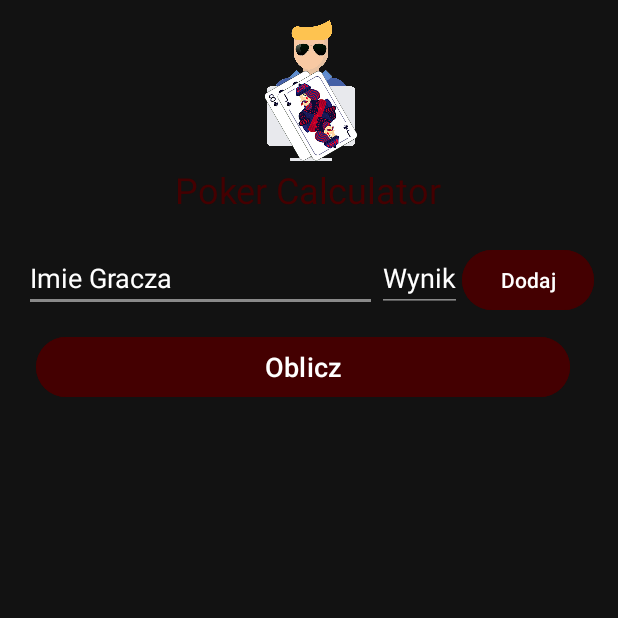
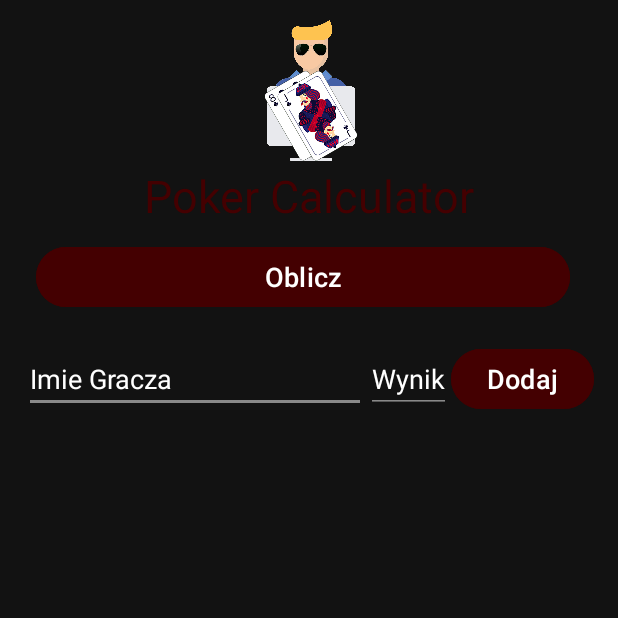
Before and after one commit to PejperO/PokerCalculator, an Android app: the screen it shows after launch (MainActivity), on a phone screen of 412 x 824 dp, the top half of it. Run offline under Robolectric (Android 15) with nearby library versions, the phone set to English and light mode, and no system bars.

Commit message:
comma error repair + cosmetics

```diff
--- a/app/src/main/java/com/example/pokercalculator/MainActivity.kt
+++ b/app/src/main/java/com/example/pokercalculator/MainActivity.kt
@@ -1,5 +1,6 @@
 package com.example.pokercalculator
 
+import android.annotation.SuppressLint
 import android.content.ClipData
 import android.content.ClipboardManager
 import android.content.Context
@@ -12,6 +13,7 @@ import androidx.appcompat.app.AppCompatActivity
 import androidx.recyclerview.widget.LinearLayoutManager
 import androidx.recyclerview.widget.RecyclerView
 import java.util.*
+import kotlin.math.abs
 
 class MainActivity : AppCompatActivity() {
 
@@ -22,6 +24,7 @@ class MainActivity : AppCompatActivity() {
     private lateinit var recyclerView: RecyclerView
     private lateinit var adapter: PlayerAdapter
 
+    @SuppressLint("NotifyDataSetChanged")
     override fun onCreate(savedInstanceState: Bundle?) {
         super.onCreate(savedInstanceState)
         setContentView(R.layout.activity_main)
@@ -123,7 +126,7 @@ class MainActivity : AppCompatActivity() {
             sum += value
         }
 
-        val deviation = Math.abs(sum)
+        val deviation = abs(sum)
         return if (sum == 0.0) {
             ""
         } else {
--- a/app/src/main/java/com/example/pokercalculator/PlayerAdapter.kt
+++ b/app/src/main/java/com/example/pokercalculator/PlayerAdapter.kt
@@ -47,7 +47,8 @@ class PlayerAdapter(private val players: MutableList<String>, private val balanc
 
         fun bind(player: String, balance: Double) {
             editTextPlayerName.setText(player)
-            editTextPlayerBalance.setText(String.format("%.2f", balance))
+            //editTextPlayerBalance.setText(String.format("%.2f", balance))
+            editTextPlayerBalance.setText(balance.toString())
         }
     }
 
--- a/app/src/main/res/layout/activity_main.xml
+++ b/app/src/main/res/layout/activity_main.xml
@@ -26,15 +26,37 @@
         android:layout_height="wrap_content"
         android:text="Poker Calculator"
         android:textColor="@color/dark_red"
-        android:textSize="24sp"
+        android:textSize="30sp"
         android:layout_below="@id/imageViewLogo"
         android:layout_centerHorizontal="true"
         android:layout_marginTop="0dp" />
 
+    <LinearLayout
+        android:id="@+id/buttonsLayout"
+        android:layout_width="match_parent"
+        android:layout_height="wrap_content"
+        android:orientation="horizontal"
+        android:layout_below="@id/textViewTitle"
+        android:layout_marginTop="10dp"
+        android:layout_centerHorizontal="true">
+
+        <Button
+            android:id="@+id/buttonCalculate"
+            android:layout_width="0dp"
+            android:layout_weight="1"
+            android:layout_height="wrap_content"
+            android:text="Oblicz"
+            android:textSize="18sp"
+            android:backgroundTint="@color/dark_red"
+            android:textColor="@android:color/white"
+            android:layout_marginStart="8dp"
+            android:layout_marginEnd="16dp"/>
+    </LinearLayout>
+
     <ScrollView
         android:layout_width="match_parent"
         android:layout_height="match_parent"
-        android:layout_below="@id/textViewTitle"
+        android:layout_below="@id/buttonsLayout"
         android:layout_marginTop="10dp"
         android:fillViewport="true">
 
@@ -77,38 +99,17 @@
                     android:layout_width="wrap_content"
                     android:layout_height="wrap_content"
                     android:text="Dodaj"
-                    android:textSize="14sp"
+                    android:textSize="18sp"
                     android:backgroundTint="@color/dark_red"
                     android:textColor="@android:color/white"/>
             </LinearLayout>
 
-            <LinearLayout
-                android:id="@+id/buttonsLayout"
-                android:layout_width="match_parent"
-                android:layout_height="wrap_content"
-                android:orientation="horizontal"
-                android:layout_below="@id/linearAddPlayer"
-                android:layout_marginTop="10dp"
-                android:layout_centerHorizontal="true">
-
-                <Button
-                    android:id="@+id/buttonCalculate"
-                    android:layout_width="0dp"
-                    android:layout_weight="1"
-                    android:layout_height="wrap_content"
-                    android:text="Oblicz"
-                    android:textSize="18sp"
-                    android:backgroundTint="@color/dark_red"
-                    android:textColor="@android:color/white"
-                    android:layout_marginStart="8dp"
-                    android:layout_marginEnd="16dp"/>
-            </LinearLayout>
 
             <androidx.recyclerview.widget.RecyclerView
                 android:id="@+id/recyclerViewPlayers"
                 android:layout_width="match_parent"
                 android:layout_height="wrap_content"
-                android:layout_below="@id/buttonsLayout"
+                android:layout_below="@id/linearAddPlayer"
                 android:layout_marginTop="10dp"
                 android:layout_marginStart="32dp"
                 android:layout_marginEnd="32dp"/>
```
